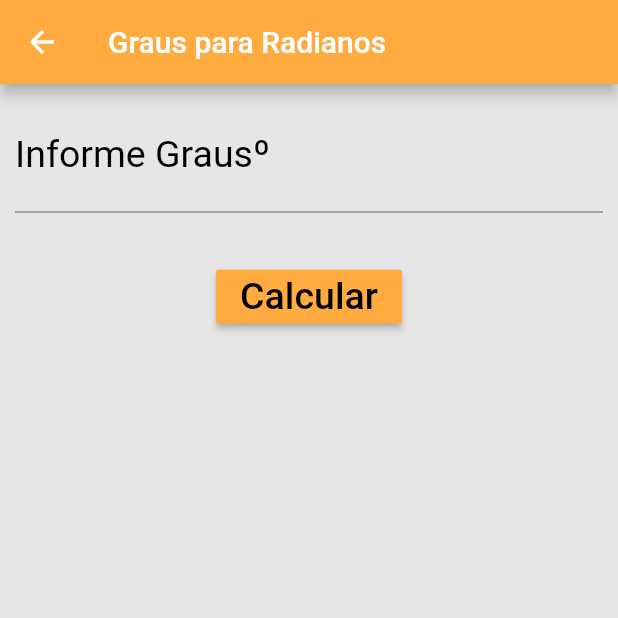
After one commit to JonatasOFF/calculadora_mu, a Flutter app: the ScreenGforR screen opened directly, on a phone screen of 412 x 824 dp, the top half of it. The commit adds this screen. Run offline on Flutter 3.47's test engine with Material 2 defaults, Android fonts, the phone set to English and light mode, and no system bars.

Commit message:
Abrindo outro layout
-Criar lista para abrir layouts que vão dar a opção de calculo

```diff
--- /dev/null
+++ b/lib/Calculate.dart
@@ -0,0 +1,10 @@
+abstract class Calculate {
+  //see if is possible change return for String
+  // ignore: slash_for_doc_comments
+  /**
+   * graus: Graus a serem utilizados
+   * P : Valor de PI  em graus que é mudado(180)
+   * i: Valor que divide
+   */
+  void calculate(double graus, double P, int i);
+}
--- /dev/null
+++ b/lib/ScreenGforR.dart
@@ -0,0 +1,181 @@
+import 'package:flutter/material.dart';
+import 'Calculate.dart';
+
+class ScreenGforR extends StatefulWidget {
+  @override
+  _ScreenGforRState createState() => _ScreenGforRState();
+}
+
+class _ScreenGforRState extends State<ScreenGforR> implements Calculate {
+  bool fracao = false;
+  String _cima = "";
+  String _baixo = "";
+
+  // ignore: non_constant_identifier_names
+  double PI_GRAUS = 180;
+  TextEditingController _grausController = TextEditingController();
+
+  Widget build(BuildContext context) {
+    return Scaffold(
+      appBar: AppBar(
+        title: Text("Graus para Radianos"),
+        backgroundColor: Colors.orangeAccent,
+      ),
+      body: SingleChildScrollView(
+        child: Column(
+          children: <Widget>[
+            Padding(
+              child: TextFormField(
+                keyboardType: TextInputType.number,
+                controller: _grausController,
+                decoration: InputDecoration(
+                    labelText: "Informe Grausº",
+                    labelStyle: TextStyle(color: Colors.black)),
+                style: TextStyle(
+                  fontSize: 25.0,
+                  color: Colors.black,
+                ),
+              ),
+              padding: EdgeInsets.only(
+                  left: 10.0, top: 10.0, right: 10.0, bottom: 2.0),
+            ),
+            Container(
+                child: Padding(
+              child: RaisedButton(
+                  onPressed: () {
+                    try {
+                      calculate(
+                          double.parse(_grausController.text), PI_GRAUS, 2);
+                    } catch (Exception) {
+                      print(
+                          "Cola essa droga aqui no negocio e muda tudo caso essa mensagem apareça"
+                          "double _P = 180; \n "
+                          "double _graus = double.parse(_grausController.text);");
+                    }
+                  },
+                  color: Colors.orangeAccent,
+                  child: Text(
+                    "Calcular",
+                    style: TextStyle(color: Colors.black, fontSize: 25.0),
+                  )),
+              padding: EdgeInsets.only(top: 30.0, bottom: 30.0),
+            )),
+            Column(
+              children: <Widget>[
+                Text(
+                  _cima,
+                  textAlign: TextAlign.center,
+                  style: TextStyle(fontSize: 30.0, color: Colors.black),
+                ),
+                Visibility(
+                  visible: fracao,
+                  child: Padding(
+                    padding: EdgeInsets.all(10),
+                    child: Container(
+                      width: 100,
+                      height: 5,
+                      color: Colors.black,
+                    ),
+                  ),
+                ),
+                Text(
+                  _baixo,
+                  textAlign: TextAlign.center,
+                  style: TextStyle(fontSize: 30.0, color: Colors.black),
+                ),
+              ],
+            ),
+          ],
+        ),
+      ),
+      backgroundColor: Color.fromRGBO(230, 230, 230, 1),
+      //Menubar
+//      drawer: Drawer(
+//        child: ListView(
+//          padding: EdgeInsets.zero,
+//          children: <Widget>[
+//            SizedBox(
+//              child: DrawerHeader(
+//                child: Text(
+//                  "Conversões",
+//                  style: TextStyle(
+//                    fontSize: 20,
+//                  ),
+//                ),
+//                decoration: BoxDecoration(
+//                  color: Colors.orangeAccent,
+//                ),
+//              ),
+//              height: 90,
+//            ),
+//            ListTile(
+//              title: Text("Graus para Radianos"),
+//              onTap: () {
+//                //update
+//                //Fecha após o usuario escolher o que será selecionado, (passando contexto, O app karai)
+//                Navigator.pop(context);
+//              },
+//            ),
+//            ListTile(
+//              title: Text("Radianos para Graus"),
+//              onTap: () {
+//                //update
+//              },
+//            )
+//          ],
+//        ),
+//      ),
+    );
+  }
+
+  @override
+  void calculate(double graus, double P, int i) {
+    // TODO: implement calculate
+    //Utilizado para saber se o número que FOI dividido é decimal ou não
+    double isFracaoG = graus % 1.0;
+    double isFracaoP = P % 1.0;
+
+    if (i <= 9) {
+      //verifica se o número é decimal
+      if (isFracaoG == 0.0 && isFracaoP == 0.0) {
+        //dividi sabendo que o número NÂO é decimal
+        graus = graus / i;
+        P = P / i;
+        //melhor observação do funcionamento
+        print("$i : Graus=> $graus and P=> $P  -- have");
+
+        calculate(graus, P, i);
+
+        //se a ultima vez que ele foi dividido deu número decimal
+      } else {
+        print("$i : Graus=> $graus and P=> $P -- not have more ");
+        //então o methodo "desfaz" a divisão, e aumenta o divisor para que na proxima
+        graus = graus * i;
+        P = P * i;
+        i++;
+        print("$i : Graus=> $graus and P=> $P -- go");
+        calculate(graus, P, i);
+      }
+      //end
+    } else {
+      print("PI: $graus");
+      print("graus: $P");
+      int a = graus.floor();
+      int b = P.floor();
+      setState(() {
+        _cima = a == 1 && b == 1
+            ? "π"
+            : a == 1 && b != 1 ? "π" : a != 1 && b == 1 ? "$aπ" : "$aπ";
+        _baixo = a == 1 && b == 1
+            ? ""
+            : a == 1 && b != 1 ? "$b" : a != 1 && b == 1 ? "" : "$b";
+        if (b != 1) {
+          fracao = true;
+        } else {
+          fracao = false;
+        }
+        PI_GRAUS = 180;
+      });
+    }
+  }
+}
```
Also changed, not shown: lib/ScreenRforG.dart (added, +75 -0 lines), lib/main.dart (+14 -162 lines).
